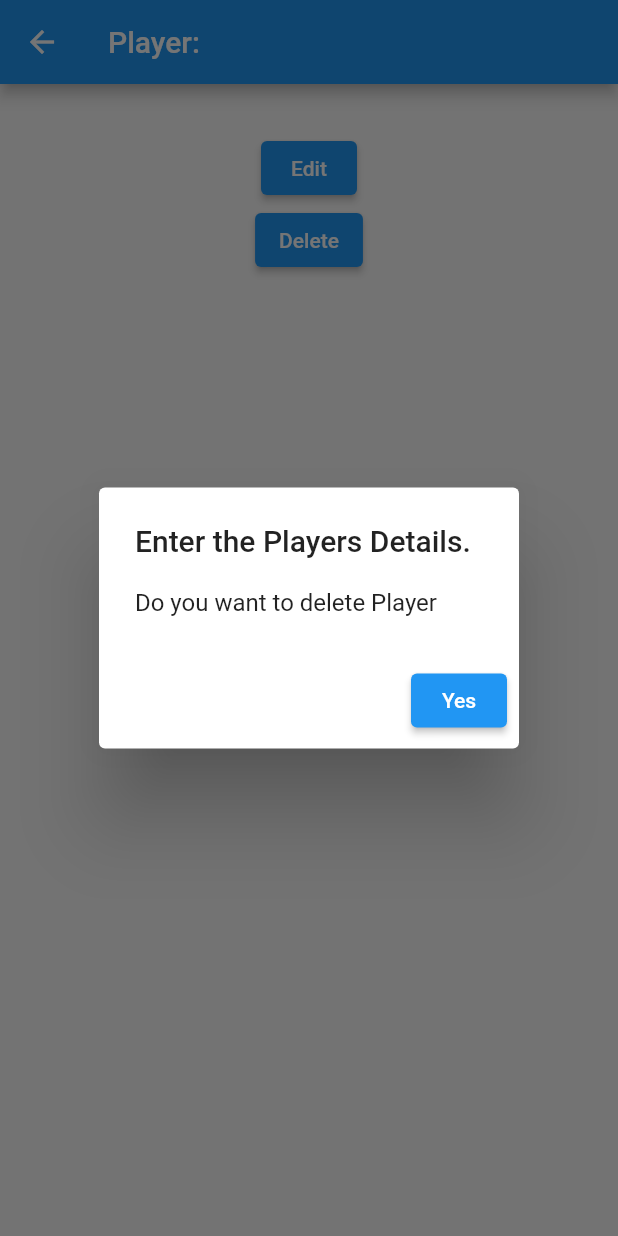
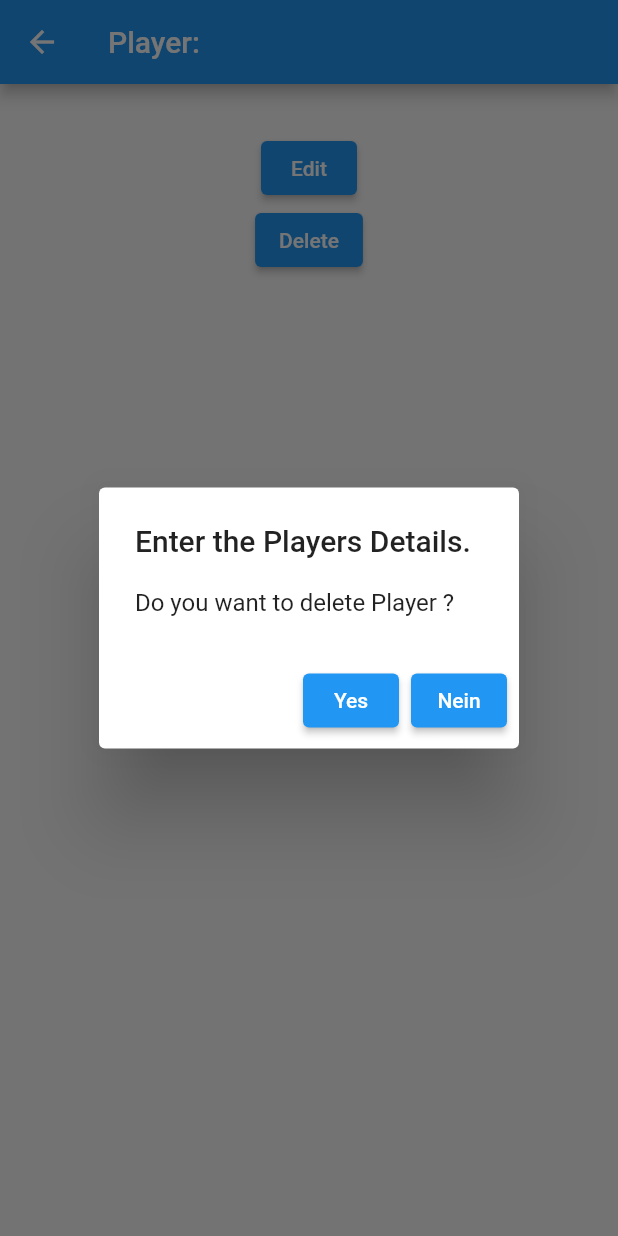
Before and after one commit to JonasKleinebecker/Doppelkopf-App, a Flutter app: the playerDetail screen opened directly with empty values, after a tap on "Delete", on a phone screen of 412 x 824 dp. Run offline on Flutter 3.47's test engine with Material 2 defaults, Android fonts, the phone set to English and light mode, and no system bars; our stand-ins replace shared_preferences; missing offline and left inert: gson, type_token; accounts and stored records are empty.

Commit message:
cancel buttons for alertdDalogs

```diff
--- a/lib/pages/playerDetail.dart
+++ b/lib/pages/playerDetail.dart
@@ -43,7 +43,12 @@ class _playerDetailState extends State<playerDetail> {
                         nameController.text.toString(),
                         ageController.text.toString()));
                   },
-                  child: Text("Submit"))
+                  child: Text("Submit")),
+              ElevatedButton(
+                  onPressed: () {
+                    Navigator.of(context).pop(null);
+                  },
+                  child: Text("Cancel"))
             ],
           );
         });
@@ -63,16 +68,23 @@ class _playerDetailState extends State<playerDetail> {
               ElevatedButton(
                   onPressed: () {
                     createEditPlayerDialog(context).then((onValue) {
-                      widget.player.name = onValue.name;
-                      widget.player.age = onValue.age;
+                      if (onValue != null) {
+                        widget.player.name = onValue.name;
+                        widget.player.age = onValue.age;
 
-                      setState(() {});
+                        setState(() {});
+                      }
                     });
                   },
                   child: Text("Edit")),
               ElevatedButton(
                   onPressed: () {
-                    createDeletePlayerConfirmationDialog();
+                    createDeletePlayerConfirmationDialog(context)
+                        .then((onValue) {
+                      if (onValue == true) {
+                        Navigator.pop(context);
+                      }
+                    });
                   },
                   child: Text("Delete"))
             ],
@@ -80,20 +92,28 @@ class _playerDetailState extends State<playerDetail> {
         ));
   }
 
-  createDeletePlayerConfirmationDialog() {
+  Future<bool> createDeletePlayerConfirmationDialog(BuildContext context) {
     return showDialog(
         context: context,
         builder: (context) {
           return AlertDialog(
             title: Text("Enter the Players Details."),
-            content: Text("Do you want to delete Player ${widget.player.name}"),
+            content:
+                Text("Do you want to delete Player ${widget.player.name}?"),
             actions: [
               ElevatedButton(
                   onPressed: () {
                     PlayerHandler.deletePlayer(widget.player);
-                    Navigator.pop(context);
+                    Navigator.of(context)
+                        .pop(true); // return true if palyer was deleted
                   },
-                  child: Text("Yes"))
+                  child: Text("Yes")),
+              ElevatedButton(
+                  onPressed: () {
+                    Navigator.of(context)
+                        .pop(false); // return false if player wasnt deleted
+                  },
+                  child: Text("Nein"))
             ],
           );
         });
```
